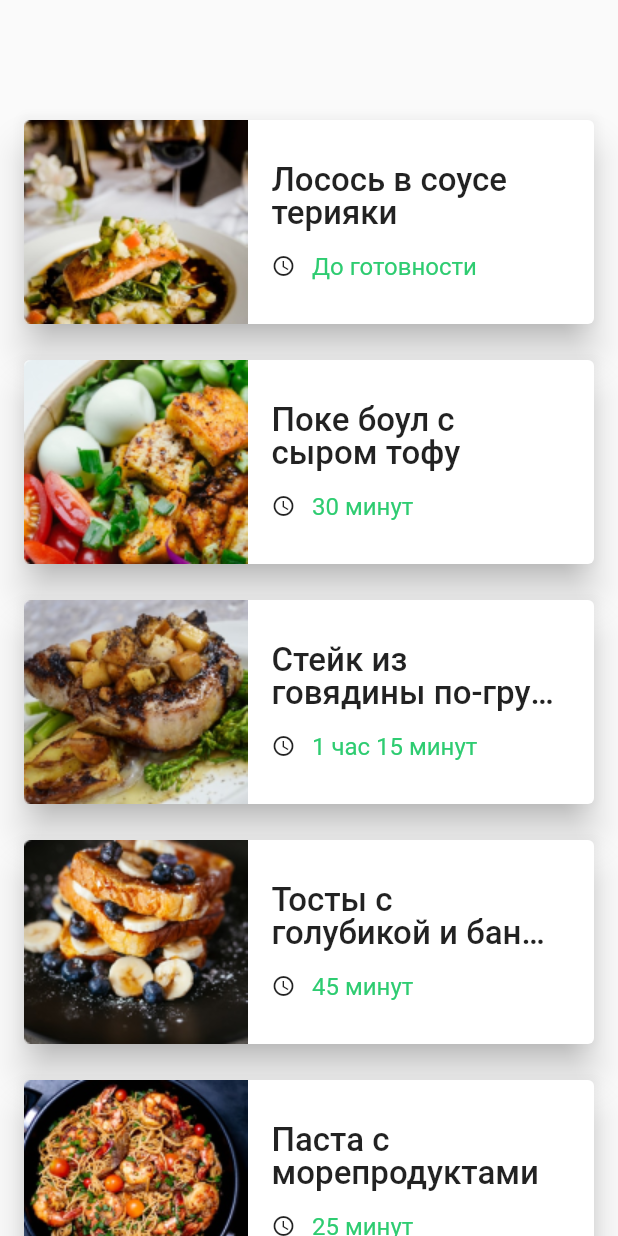
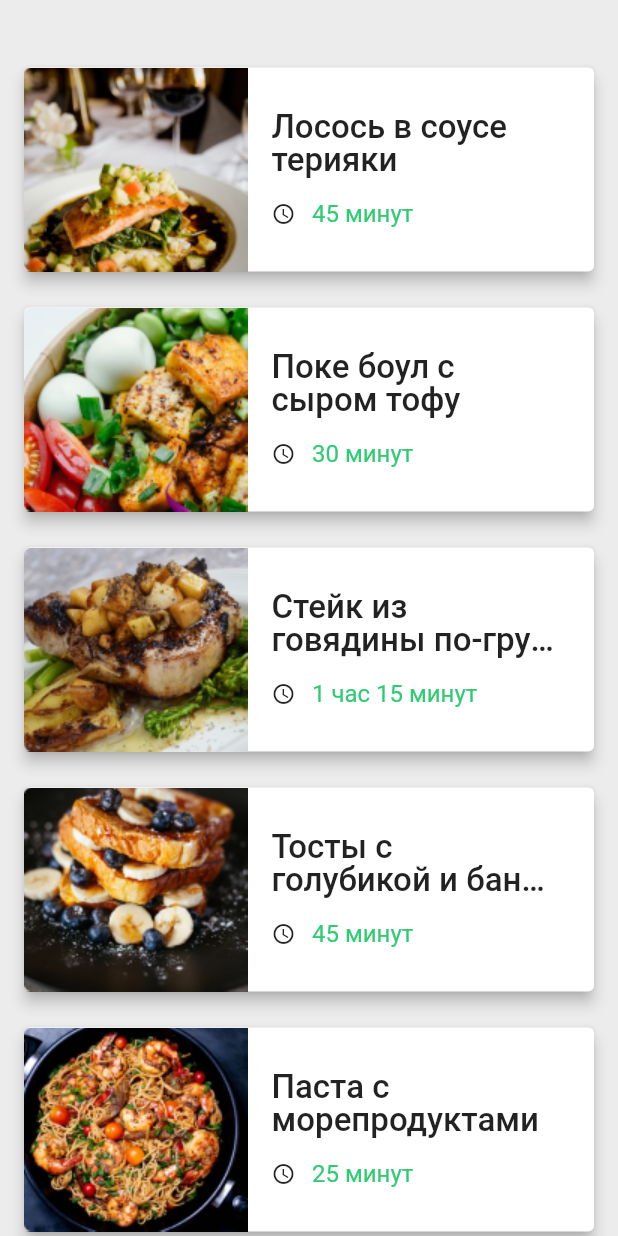
Before and after one commit to choper78rus666/otus_home_work, a Flutter app: the screen it shows after launch, on a phone screen of 412 x 824 dp. Run offline on Flutter 3.47's test engine with Material 2 defaults, Android fonts, the phone set to English and light mode, and no system bars.

Commit message:
final fix

```diff
--- a/lib/configs/recipients.dart
+++ b/lib/configs/recipients.dart
@@ -3,7 +3,7 @@ const List<Map<String, dynamic>> recipientsList = [
   {
     'imagePath': 'assets/images/recipient_mini.png',
     'title': 'Лосось в соусе терияки',
-    'time': 0,
+    'time': 45,
   },
   {
     'imagePath': 'assets/images/recipient_mini2.png',
--- a/lib/recipients_list.dart
+++ b/lib/recipients_list.dart
@@ -8,13 +8,16 @@ class RecipeList extends StatelessWidget {
 
   @override
   Widget build(BuildContext context) {
-    return Scaffold(body: _buildList(context));
+    return Scaffold(
+      backgroundColor: Color(0xffececec),
+      body: _buildList(context),
+    );
   }
 
   Widget _buildList(BuildContext context) {
     return SafeArea(
       child: ListView.builder(
-          padding: const EdgeInsets.symmetric(vertical: 68.0, horizontal: 16.0),
+          padding: const EdgeInsets.fromLTRB(16, 33, 16, 69),
           itemCount: recipientsList.length,
           itemBuilder: (BuildContext context, int index) {
             return _buildCard(index);
@@ -25,7 +28,7 @@ class RecipeList extends StatelessWidget {
   // Формирование карточки
   Widget _buildCard(index) {
     return Card(
-      elevation: 10.0,
+      elevation: 4.0,
       margin: const EdgeInsets.symmetric(vertical: 12.0),
       child: SizedBox(
         height: 136,
```
Also changed, not shown: 3 other files.
